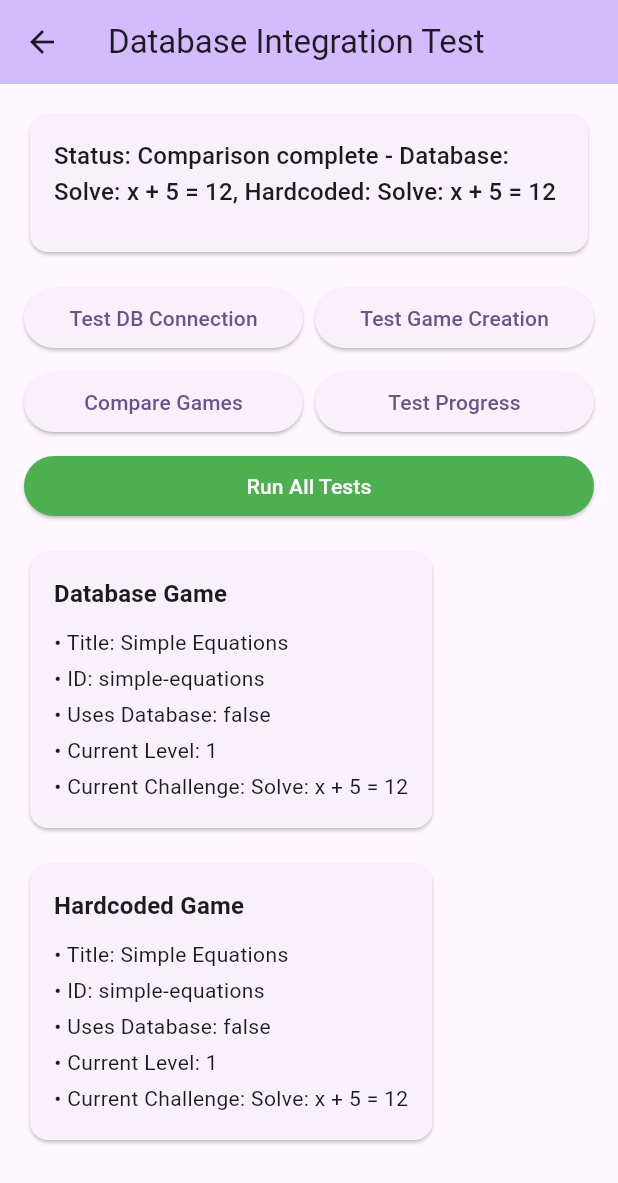
After one commit to ForgeVibe/algebrini-edu-game, a Flutter app: the DatabaseIntegrationTestScreen screen opened directly, after a tap on "Test DB Connection", after a tap on "Test Game Creation", after a tap on "Compare Games", on a phone screen of 412 x 824 dp. The commit adds this screen. Shown: the top 1183 px of the screen. Run offline on Flutter 3.47's test engine with Material 3 defaults, Android fonts, the phone set to English and light mode, and no system bars; our stand-ins replace flutter_tts, google_fonts, shared_preferences; missing offline and left inert: postgres; accounts and stored records are empty; generated files the repository leaves out were written again.

Commit message:
feat: Migrate hardcoded game data to database integration
- Create DatabaseGameFactory for database-driven game creation
- Update SimpleEquationsGame to support both hardcoded and database data
- Add backward compatibility with hardcoded data as fallback
- Implement database challenge loading with error handling
- Add progress saving functionality to database
- Create comprehensive database integration test screen
- Support for user progress tracking and level management

Key features:
- Games can now load challenges from database or fallback to hardcoded data
- User progress is saved to database with timestamps and attempts
- Level progression is managed through database relationships
- Comprehensive testing interface to verify database integration
- Backward compatibility ensures existing functionality continues to work

The migration maintains existing functionality while adding database capabilities.
Ready for testing and further integration with other game components.

```diff
--- a/lib/games/simple_equations_game.dart
+++ b/lib/games/simple_equations_game.dart
@@ -1,6 +1,8 @@
 import 'package:flutter/material.dart';
 import 'package:algebrini_edu_game/models/minigame.dart';
 import 'package:algebrini_edu_game/services/level_progression_service.dart';
+import 'package:algebrini_edu_game/services/game_data_service.dart';
+import 'package:algebrini_edu_game/models/database_models.dart';
 
 class SimpleEquationsGame implements MiniGame {
   int _currentIndex = 0;
@@ -9,6 +11,12 @@ class SimpleEquationsGame implements MiniGame {
   late int _answer;
   late String _hint;
   late String _equationType;
+
+  // Database support
+  GameDataService? _gameDataService;
+  String? _currentLevelId;
+  List<Challenge>? _currentChallenges;
+  bool _useDatabase = false;
 
   // Level-specific equations with increasing difficulty
   static const Map<int, List<Map<String, dynamic>>> _levelEquations = {
@@ -129,17 +137,75 @@ class SimpleEquationsGame implements MiniGame {
     ],
   };
 
+  // Constructor for backward compatibility (uses hardcoded data)
   SimpleEquationsGame() {
+    _useDatabase = false;
     _loadChallenge();
   }
 
-  void _loadChallenge() {
+  // Constructor for database-driven data
+  SimpleEquationsGame.withDatabase(GameDataService gameDataService) {
+    _gameDataService = gameDataService;
+    _useDatabase = true;
+    _loadChallenge();
+  }
+
+  void _loadChallenge() async {
+    if (_useDatabase && _gameDataService != null) {
+      await _loadChallengeFromDatabase();
+    } else {
+      _loadChallengeFromHardcoded();
+    }
+  }
+
+  void _loadChallengeFromHardcoded() {
     final levelEquations = _levelEquations[_currentLevel] ?? _levelEquations[1]!;
     final challengeData = levelEquations[_currentIndex % levelEquations.length];
     _currentEquation = challengeData['equation'];
     _hint = challengeData['hint'];
     _equationType = challengeData['type'];
     _answer = challengeData['answer'];
+  }
+
+  Future<void> _loadChallengeFromDatabase() async {
+    try {
+      // Get levels for the game
+      final levels = await _gameDataService!.getLevels('simple-equations');
+      if (levels.isEmpty) {
+        // Fallback to hardcoded data
+        _useDatabase = false;
+        _loadChallengeFromHardcoded();
+        return;
+      }
+
+      // Find the current level
+      final currentLevelData = levels.firstWhere(
+        (level) => level.levelNumber == _currentLevel,
+        orElse: () => levels.first,
+      );
+      _currentLevelId = currentLevelData.id;
+
+      // Get challenges for this level
+      _currentChallenges = await _gameDataService!.getChallenges(_currentLevelId!);
+      if (_currentChallenges!.isEmpty) {
+        // Fallback to hardcoded data
+        _useDatabase = false;
+        _loadChallengeFromHardcoded();
+        return;
+      }
+
+      // Get current challenge
+      final challenge = _currentChallenges![_currentIndex % _currentChallenges!.length];
+      _currentEquation = challenge.question;
+      _hint = challenge.hint ?? 'Think about the equation carefully.';
+      _answer = int.tryParse(challenge.answer) ?? 0;
+      _equationType = 'Database';
+    } catch (e) {
+      print('Error loading challenge from database: $e');
+      // Fallback to hardcoded data
+      _useDatabase = false;
+      _loadChallengeFromHardcoded();
+    }
   }
 
   @override
@@ -162,6 +228,7 @@ class SimpleEquationsGame implements MiniGame {
         'equation': _currentEquation,
         'level': _currentLevel,
         'type': _equationType,
+        'useDatabase': _useDatabase,
       }
     );
   }
@@ -197,6 +264,30 @@ class SimpleEquationsGame implements MiniGame {
   }
 
   int get currentLevel => _currentLevel;
+
+  // Database-specific methods
+  bool get useDatabase => _useDatabase;
+
+  String? get currentLevelId => _currentLevelId;
+
+  List<Challenge>? get currentChallenges => _currentChallenges;
+
+  // Save progress to database
+  Future<bool> saveProgress(String userId, int score, bool completed, {int? timeSeconds, int attempts = 1}) async {
+    if (!_useDatabase || _gameDataService == null || _currentLevelId == null) {
+      return false;
+    }
+
+    return await _gameDataService!.saveUserProgress(
+      userId: userId,
+      gameId: id,
+      levelId: _currentLevelId!,
+      score: score,
+      completed: completed,
+      timeSeconds: timeSeconds,
+      attempts: attempts,
+    );
+  }
 
   // Get available levels for this game
   static List<int> getAvailableLevels() {
--- /dev/null
+++ b/lib/screens/database_integration_test_screen.dart
@@ -0,0 +1,328 @@
+import 'package:flutter/material.dart';
+import 'package:provider/provider.dart';
+import '../services/game_data_service.dart';
+import '../games/database_game_factory.dart';
+import '../games/simple_equations_game.dart';
+import '../models/database_models.dart';
+
+class DatabaseIntegrationTestScreen extends StatefulWidget {
+  const DatabaseIntegrationTestScreen({super.key});
+
+  @override
+  State<DatabaseIntegrationTestScreen> createState() => _DatabaseIntegrationTestScreenState();
+}
+
+class _DatabaseIntegrationTestScreenState extends State<DatabaseIntegrationTestScreen> {
+  bool _isLoading = false;
+  String _status = 'Ready to test';
+  List<Game> _games = [];
+  List<Level> _levels = [];
+  List<Challenge> _challenges = [];
+  SimpleEquationsGame? _databaseGame;
+  SimpleEquationsGame? _hardcodedGame;
+  String _testUserId = 'test_user_123';
+
+  @override
+  Widget build(BuildContext context) {
+    return Scaffold(
+      appBar: AppBar(
+        title: const Text('Database Integration Test'),
+        backgroundColor: Theme.of(context).colorScheme.inversePrimary,
+      ),
+      body: Padding(
+        padding: const EdgeInsets.all(16.0),
+        child: Column(
+          crossAxisAlignment: CrossAxisAlignment.stretch,
+          children: [
+            // Status display
+            Card(
+              child: Padding(
+                padding: const EdgeInsets.all(16.0),
+                child: Column(
+                  crossAxisAlignment: CrossAxisAlignment.start,
+                  children: [
+                    Text(
+                      'Status: $_status',
+                      style: Theme.of(context).textTheme.titleMedium,
+                    ),
+                    const SizedBox(height: 8),
+                    if (_isLoading)
+                      const LinearProgressIndicator()
+                    else
+                      const SizedBox(height: 4),
+                  ],
+                ),
+              ),
+            ),
+
+            const SizedBox(height: 16),
+
+            // Test buttons
+            Row(
+              children: [
+                Expanded(
+                  child: ElevatedButton(
+                    onPressed: _isLoading ? null : _testDatabaseConnection,
+                    child: const Text('Test DB Connection'),
+                  ),
+                ),
+                const SizedBox(width: 8),
+                Expanded(
+                  child: ElevatedButton(
+                    onPressed: _isLoading ? null : _testGameCreation,
+                    child: const Text('Test Game Creation'),
+                  ),
+                ),
+              ],
+            ),
+
+            const SizedBox(height: 8),
+
+            Row(
+              children: [
+                Expanded(
+                  child: ElevatedButton(
+                    onPressed: _isLoading ? null : _testGameComparison,
+                    child: const Text('Compare Games'),
+                  ),
+                ),
+                const SizedBox(width: 8),
+                Expanded(
+                  child: ElevatedButton(
+                    onPressed: _isLoading ? null : _testProgressSaving,
+                    child: const Text('Test Progress'),
+                  ),
+                ),
+              ],
+            ),
+
+            const SizedBox(height: 8),
+
+            ElevatedButton(
+              onPressed: _isLoading ? null : _testAll,
+              style: ElevatedButton.styleFrom(
+                backgroundColor: Colors.green,
+                foregroundColor: Colors.white,
+              ),
+              child: const Text('Run All Tests'),
+            ),
+
+            const SizedBox(height: 16),
+
+            // Results display
+            Expanded(
+              child: SingleChildScrollView(
+                child: Column(
+                  crossAxisAlignment: CrossAxisAlignment.start,
+                  children: [
+                    if (_games.isNotEmpty) ...[
+                      _buildSection('Games (${_games.length})', _games.map((game) =>
+                        '${game.name} - ${game.difficultyLevels} levels'
+                      ).toList()),
+                      const SizedBox(height: 16),
+                    ],
+
+                    if (_levels.isNotEmpty) ...[
+                      _buildSection('Levels (${_levels.length})', _levels.map((level) =>
+                        'Level ${level.levelNumber} - ${level.difficulty.name}'
+                      ).toList()),
+                      const SizedBox(height: 16),
+                    ],
+
+                    if (_challenges.isNotEmpty) ...[
+                      _buildSection('Challenges (${_challenges.length})', _challenges.map((challenge) =>
+                        '${challenge.question.substring(0, challenge.question.length > 30 ? 30 : challenge.question.length)}...'
+                      ).toList()),
+                      const SizedBox(height: 16),
+                    ],
+
+                    if (_databaseGame != null) ...[
+                      _buildSection('Database Game', [
+                        'Title: ${_databaseGame!.title}',
+                        'ID: ${_databaseGame!.id}',
+                        'Uses Database: ${_databaseGame!.useDatabase}',
+                        'Current Level: ${_databaseGame!.currentLevel}',
+                        'Current Challenge: ${_databaseGame!.getChallenge().question}',
+                      ]),
+                      const SizedBox(height: 16),
+                    ],
+
+                    if (_hardcodedGame != null) ...[
+                      _buildSection('Hardcoded Game', [
+                        'Title: ${_hardcodedGame!.title}',
+                        'ID: ${_hardcodedGame!.id}',
+                        'Uses Database: ${_hardcodedGame!.useDatabase}',
+                        'Current Level: ${_hardcodedGame!.currentLevel}',
+                        'Current Challenge: ${_hardcodedGame!.getChallenge().question}',
+                      ]),
+                    ],
+                  ],
+                ),
+              ),
+            ),
+          ],
+        ),
+      ),
+    );
+  }
+
+  Widget _buildSection(String title, List<String> items) {
+    return Card(
+      child: Padding(
+        padding: const EdgeInsets.all(16.0),
+        child: Column(
+          crossAxisAlignment: CrossAxisAlignment.start,
+          children: [
+            Text(
+              title,
+              style: Theme.of(context).textTheme.titleMedium?.copyWith(
+                fontWeight: FontWeight.bold,
+              ),
+            ),
+            const SizedBox(height: 8),
+            ...items.map((item) => Padding(
+              padding: const EdgeInsets.symmetric(vertical: 2.0),
+              child: Text('• $item'),
+            )),
+          ],
+        ),
+      ),
+    );
+  }
+
+  Future<void> _testDatabaseConnection() async {
+    setState(() {
+      _isLoading = true;
+      _status = 'Testing database connection...';
+    });
+
+    try {
+      final gameDataService = Provider.of<GameDataService>(context, listen: false);
+      final games = await gameDataService.getGames();
+
+      setState(() {
+        _games = games;
+        _status = 'Database connection successful: ${games.length} games found';
+        _isLoading = false;
+      });
+    } catch (e) {
+      setState(() {
+        _status = 'Database connection failed: $e';
+        _isLoading = false;
+      });
+    }
+  }
+
+  Future<void> _testGameCreation() async {
+    setState(() {
+      _isLoading = true;
+      _status = 'Testing game creation...';
+    });
+
+    try {
+      // Test database game creation
+      final gameDataService = Provider.of<GameDataService>(context, listen: false);
+      _databaseGame = SimpleEquationsGame.withDatabase(gameDataService);
+
+      // Test hardcoded game creation
+      _hardcodedGame = SimpleEquationsGame();
+
+      // Get levels and challenges
+      final levels = await gameDataService.getLevels('simple-equations');
+      final challenges = levels.isNotEmpty ? await gameDataService.getChallenges(levels.first.id) : [];
+
+      setState(() {
+        _levels = levels;
+        _challenges = challenges;
+        _status = 'Game creation successful - Database: ${_databaseGame!.useDatabase}, Hardcoded: ${_hardcodedGame!.useDatabase}';
+        _isLoading = false;
+      });
+    } catch (e) {
+      setState(() {
+        _status = 'Game creation failed: $e';
+        _isLoading = false;
+      });
+    }
+  }
+
+  Future<void> _testGameComparison() async {
+    if (_databaseGame == null || _hardcodedGame == null) {
+      setState(() {
+        _status = 'Please create games first';
+      });
+      return;
+    }
+
+    setState(() {
+      _isLoading = true;
+      _status = 'Comparing games...';
+    });
+
+    try {
+      final dbChallenge = _databaseGame!.getChallenge();
+      final hardcodedChallenge = _hardcodedGame!.getChallenge();
+
+      setState(() {
+        _status = 'Comparison complete - Database: ${dbChallenge.question}, Hardcoded: ${hardcodedChallenge.question}';
+        _isLoading = false;
+      });
+    } catch (e) {
+      setState(() {
+        _status = 'Game comparison failed: $e';
+        _isLoading = false;
+      });
+    }
+  }
+
+  Future<void> _testProgressSaving() async {
+    if (_databaseGame == null) {
+      setState(() {
+        _status = 'Please create database game first';
+      });
+      return;
+    }
+
+    setState(() {
+      _isLoading = true;
+      _status = 'Testing progress saving...';
+    });
+
+    try {
+      final success = await _databaseGame!.saveProgress(_testUserId, 100, true, timeSeconds: 60);
+
+      setState(() {
+        _status = success ? 'Progress saved successfully' : 'Progress saving failed';
+        _isLoading = false;
+      });
+    } catch (e) {
+      setState(() {
+        _status = 'Progress saving failed: $e';
+        _isLoading = false;
+      });
+    }
+  }
+
+  Future<void> _testAll() async {
+    setState(() {
+      _isLoading = true;
+      _status = 'Running all tests...';
+    });
+
+    try {
+      await _testDatabaseConnection();
+      await _testGameCreation();
+      await _testGameComparison();
+      await _testProgressSaving();
+
+      setState(() {
+        _status = 'All tests completed successfully!';
+        _isLoading = false;
+      });
+    } catch (e) {
+      setState(() {
+        _status = 'Some tests failed: $e';
+        _isLoading = false;
+      });
+    }
+  }
+}
```
Also changed, not shown: lib/games/database_game_factory.dart (added, +160 -0 lines).
